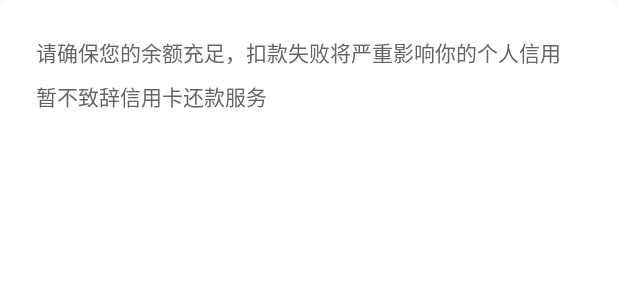
After one commit to ck227/QianQian, an Android app: the layout dialog_pay_now.xml on its own in the app's theme, with its tools: preview values and no code run, on a phone screen of 412 x 824 dp. The commit adds this screen. Shown: the top 300 px of the screen. Run offline under Robolectric (Android 15) with nearby library versions, the phone set to English and light mode, and no system bars.

Commit message:
还款弹窗

```diff
--- a/app/src/main/java/com/ck/qianqian/credit/GetCreditActivity.java
+++ b/app/src/main/java/com/ck/qianqian/credit/GetCreditActivity.java
@@ -122,7 +122,8 @@ public class GetCreditActivity extends BaseActivity {
         dialog = new LoadingDialog(this, R.style.MyCustomDialog);
         dialog.show();
         Map<String, Object> map = new HashMap<>();
-        map.put("type", typeId);
+//        map.put("type", typeId);
+        map.put("type", "1");
         Subscriber subscriber = new Subscriber<HttpResult.GetCreditDayResponse>() {
             @Override
             public void onCompleted() {
--- /dev/null
+++ b/app/src/main/res/drawable/shape_white_round.xml
@@ -0,0 +1,8 @@
+<?xml version="1.0" encoding="utf-8"?>
+<shape xmlns:android="http://schemas.android.com/apk/res/android">
+
+    <corners android:radius="8dp"/>
+
+    <solid android:color="@color/white"/>
+
+</shape>
--- /dev/null
+++ b/app/src/main/res/layout/dialog_pay_now.xml
@@ -0,0 +1,27 @@
+<?xml version="1.0" encoding="utf-8"?>
+<LinearLayout xmlns:android="http://schemas.android.com/apk/res/android"
+              android:layout_width="match_parent"
+              android:layout_height="match_parent"
+              android:background="@drawable/shape_white_round"
+              android:orientation="vertical"
+              android:padding="24dp">
+
+    <TextView
+        android:layout_width="wrap_content"
+        android:layout_height="wrap_content"
+        android:text="请确保您的余额充足，扣款失败将严重影响你的个人信用"
+        android:textColor="@color/second_text_color"
+        android:textSize="@dimen/SecTextSize"/>
+
+    <TextView
+        android:layout_width="wrap_content"
+        android:layout_height="wrap_content"
+        android:text="暂不致辞信用卡还款服务"
+        android:textColor="@color/second_text_color"
+        android:textSize="@dimen/SecTextSize"
+        android:layout_marginTop="8dp"/>
+
+
+
+
+</LinearLayout>
--- a/app/src/main/res/values/strings.xml
+++ b/app/src/main/res/values/strings.xml
@@ -17,4 +17,5 @@
     <string name="permission_rationale">"Contacts permissions are needed for providing email completions."</string>
 
     <string name="plz_try_later">请稍后再试</string>
+    <string name="pay_now">请确保您的余额充足，扣款失败将严重影响你的个人信用</string>
 </resources>
```
Also changed, not shown: app/src/main/java/com/ck/widget/PayNowDialog.java (added, +32 -0 lines).
